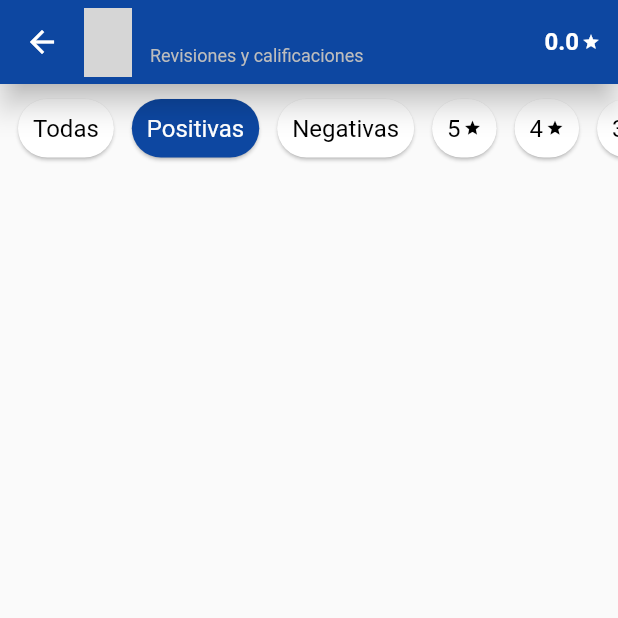
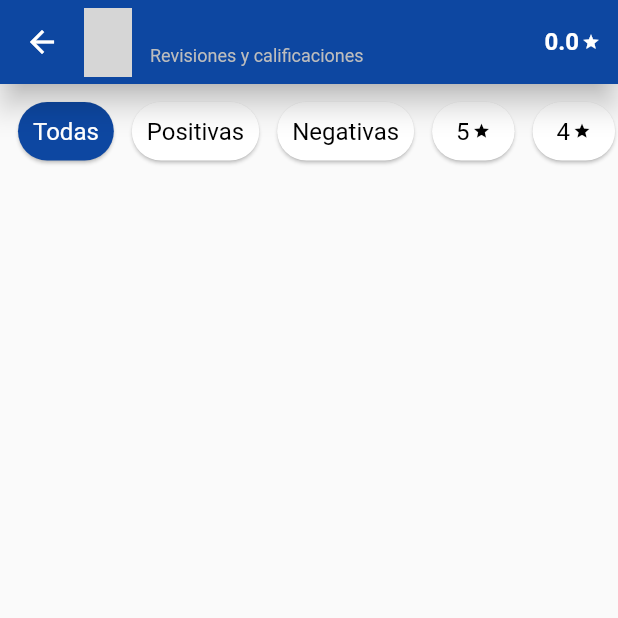
Before and after one commit to miguelgalindez/biblio, a Flutter app: the BookAllReviews screen opened directly with empty values, after a tap on "Todas", on a phone screen of 412 x 824 dp, the top half of it. Run offline on Flutter 3.47's test engine with Material 2 defaults, Android fonts, the phone set to English and light mode, and no system bars; our stand-ins replace percent_indicator, photo_view, smooth_star_rating; network calls fail; grey boxes are pictures that could not be loaded.

Commit message:
[book-all-reviews] Widget for reviews filters bar created

```diff
--- /dev/null
+++ b/lib/enums/bookReviewsFilter.dart
@@ -0,0 +1,10 @@
+enum BookReviewsFilter {
+  all,
+  positive,
+  negative,
+  star5,
+  star4,
+  star3,
+  star2,
+  star1,
+}
--- /dev/null
+++ b/lib/screens/details/BookReviewsFiltersBar.dart
@@ -0,0 +1,93 @@
+import 'package:flutter/material.dart';
+import 'package:biblio/components/clickableChip.dart';
+import 'package:biblio/enums/bookReviewsFilter.dart';
+
+class BookReviewsFiltersBar extends StatelessWidget {
+  final BookReviewsFilter filter;
+  final Function onChangeFilter;
+  final Color clickedBackgroundColor;
+  final EdgeInsetsGeometry chipLeftMargin = const EdgeInsets.only(left: 6.0);
+
+  BookReviewsFiltersBar({@required this.filter, @required this.onChangeFilter, this.clickedBackgroundColor});
+
+
+
+  Widget _getStarChip(int numberOfStar) {
+    return Padding(
+      padding: EdgeInsets.symmetric(horizontal: 6.0),
+      child: Row(
+        children: <Widget>[
+          Text(numberOfStar.toString()),
+          SizedBox(width: 2),
+          Icon(
+            Icons.star,
+            size: 12.0,
+          ),
+        ],
+      ),
+    );
+  }
+
+  @override
+  Widget build(BuildContext context) {
+    return Row(
+      children: <Widget>[
+        ClickableChip(
+          clickedBackgroundColor: clickedBackgroundColor,
+          child: Text("Todas"),
+          onTap: onChangeFilter(BookReviewsFilter.all),
+          clicked: filter == BookReviewsFilter.all,
+        ),
+        ClickableChip(
+          clickedBackgroundColor: clickedBackgroundColor,
+          child: Text("Positivas"),
+          onTap: onChangeFilter(BookReviewsFilter.positive),
+          clicked: filter == BookReviewsFilter.positive,
+          margin: chipLeftMargin,
+        ),
+        ClickableChip(
+          clickedBackgroundColor: clickedBackgroundColor,
+          child: Text("Negativas"),
+          onTap: onChangeFilter(BookReviewsFilter.negative),
+          clicked: filter == BookReviewsFilter.negative,
+          margin: chipLeftMargin,
+        ),
+        ClickableChip(
+          clickedBackgroundColor: clickedBackgroundColor,
+          child: _getStarChip(5),
+          onTap: onChangeFilter(BookReviewsFilter.star5),
+          clicked: filter == BookReviewsFilter.star5,
+          margin: chipLeftMargin,
+        ),
+        ClickableChip(
+          clickedBackgroundColor: clickedBackgroundColor,
+          child: _getStarChip(4),
+          onTap: onChangeFilter(BookReviewsFilter.star4),
+          clicked: filter == BookReviewsFilter.star4,
+          margin: chipLeftMargin,
+        ),
+        ClickableChip(
+          clickedBackgroundColor: clickedBackgroundColor,
+          child: _getStarChip(3),
+          onTap: onChangeFilter(BookReviewsFilter.star3),
+          clicked: filter == BookReviewsFilter.star3,
+          margin: chipLeftMargin,
+        ),
+        ClickableChip(
+          clickedBackgroundColor: clickedBackgroundColor,
+          child: _getStarChip(2),
+          onTap: onChangeFilter(BookReviewsFilter.star2),
+          clicked: filter == BookReviewsFilter.star2,
+          margin: chipLeftMargin,
+        ),
+        ClickableChip(
+          clickedBackgroundColor: clickedBackgroundColor,
+          child: _getStarChip(1),
+          onTap: onChangeFilter(BookReviewsFilter.star1),
+          clicked: filter == BookReviewsFilter.star1,
+          margin: chipLeftMargin,
+        ),
+      ],
+    );
+  }
+}
--- a/lib/screens/details/bookAllReviews.dart
+++ b/lib/screens/details/bookAllReviews.dart
@@ -2,33 +2,40 @@ import 'package:flutter/material.dart';
 import 'package:biblio/models/book.dart';
 import 'package:biblio/components/book/bookThumbnail.dart';
 import 'package:biblio/components/customListTile.dart';
-import 'package:biblio/components/clickableChip.dart';
+import 'package:biblio/enums/bookReviewsFilter.dart';
+import 'package:biblio/screens/details/BookReviewsFiltersBar.dart';
 
-class BookAllReviews extends StatelessWidget {
+class BookAllReviews extends StatefulWidget {
   final Book book;
 
   BookAllReviews({@required this.book});
 
-  Widget _getStarWidget(int numberOfStar) {
-    return Row(
-      children: <Widget>[
-        Text(numberOfStar.toString()),
-        SizedBox(width: 2),
-        Icon(
-          Icons.star,
-          size: 12.0,
-        ),
-      ],
-    );
+  @override
+  _BookAllReviewsState createState() => _BookAllReviewsState();
+}
+
+class _BookAllReviewsState extends State<BookAllReviews> {
+  BookReviewsFilter filter;
+
+  @override
+  void initState() {
+    filter = BookReviewsFilter.all;
+    super.initState();
   }
+
+  Function changeFilter(BookReviewsFilter newFilter) => () {
+        setState(() {
+          filter = newFilter != filter ? newFilter : BookReviewsFilter.all;
+        });
+      };
 
   Widget _getBookAverageRatingWidget(
       TextStyle ratingTextStyle, Color ratingTextColor) {
-    if (book.averageRating != null) {
+    if (widget.book.averageRating != null) {
       return Row(
         children: <Widget>[
           Text(
-            book.averageRating.toString(),
+            widget.book.averageRating.toString(),
             style: ratingTextStyle,
           ),
           SizedBox(width: 2),
@@ -62,13 +69,13 @@ class BookAllReviews extends StatelessWidget {
       titleSpacing: 0.0,
       title: CustomListTile(
         leading: BookThumbnail(
-          heroTag: book.getId(),
-          thumbnailUrl: book.smallThumbnail,
+          heroTag: widget.book.getId(),
+          thumbnailUrl: widget.book.smallThumbnail,
           height: 46.0,
           width: 32.0,
         ),
         title: Text(
-          book.title,
+          widget.book.title,
           maxLines: 1,
           overflow: TextOverflow.ellipsis,
           style: titleTextStyle,
@@ -87,11 +94,6 @@ class BookAllReviews extends StatelessWidget {
   @override
   Widget build(BuildContext context) {
     Color primaryColor = Theme.of(context).primaryColor;
-    Function onChipTapped = () {
-      print("Chip tapped");
-    };
-
-    const EdgeInsetsGeometry chipLeftMargin = EdgeInsets.only(left: 8.0);
 
     return Scaffold(
       body: CustomScrollView(
@@ -101,62 +103,13 @@ class BookAllReviews extends StatelessWidget {
             child: SingleChildScrollView(
               scrollDirection: Axis.horizontal,
               child: Container(
-                margin: EdgeInsets.symmetric(vertical: 10.0),
-                child: Row(
-                  children: <Widget>[
-                    ClickableChip(
+                margin: EdgeInsets.symmetric(vertical: 12.0),
+                child: Column(
+                  children: [
+                    BookReviewsFiltersBar(
+                      filter: filter,
+                      onChangeFilter: changeFilter,
                       clickedBackgroundColor: primaryColor,
-                      child: Text("Todas"),
-                      onTap: onChipTapped,
-                    ),
-                    ClickableChip(
-                      clickedBackgroundColor: primaryColor,
-                      child: Text("Positivas"),
-                      onTap: onChipTapped,
-                      clicked: true,
-                      margin: chipLeftMargin,
-                    ),
-                    ClickableChip(
-                      clickedBackgroundColor: primaryColor,
-                      child: Text("Negativas"),
-                      onTap: onChipTapped,
-                      clicked: false,
-                      margin: chipLeftMargin,
-                    ),
-                    ClickableChip(
-                      clickedBackgroundColor: primaryColor,
-                      child: _getStarWidget(5),
-                      onTap: onChipTapped,
-                      clicked: false,
-                      margin: chipLeftMargin,
-                    ),
-                    ClickableChip(
-                      clickedBackgroundColor: primaryColor,
-                      child: _getStarWidget(4),
-                      onTap: onChipTapped,
-                      clicked: false,
-                      margin: chipLeftMargin,
-                    ),
-                    ClickableChip(
-                      clickedBackgroundColor: primaryColor,
-                      child: _getStarWidget(3),
-                      onTap: onChipTapped,
-                      clicked: false,
-                      margin: chipLeftMargin,
-                    ),
-                    ClickableChip(
-                      clickedBackgroundColor: primaryColor,
-                      child: _getStarWidget(2),
-                      onTap: onChipTapped,
-                      clicked: false,
-                      margin: chipLeftMargin,
-                    ),
-                    ClickableChip(
-                      clickedBackgroundColor: primaryColor,
-                      child: _getStarWidget(1),
-                      onTap: onChipTapped,
-                      clicked: false,
-                      margin: chipLeftMargin,
                     ),
                   ],
                 ),
```
